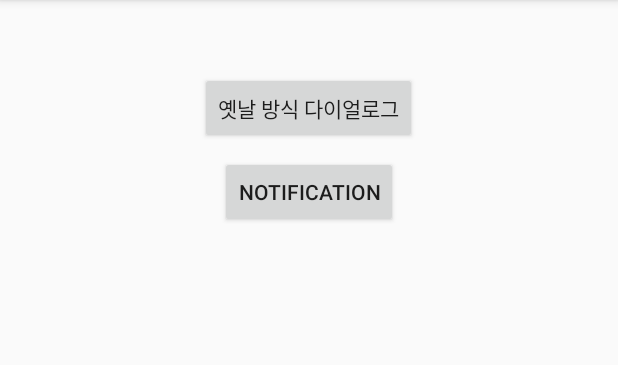
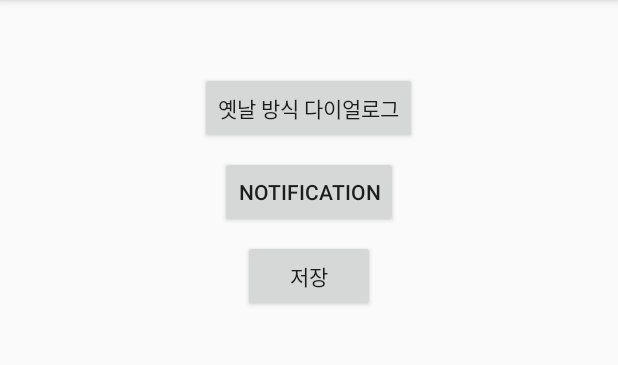
Before and after one commit to junsuk5/android_semin_1ki_exam, an Android app: the GusikDialogMainActivity screen opened directly, with no data from a screen before it, on a phone screen of 412 x 824 dp, the part 84-449 px from its top. Run offline under Robolectric (Android 15) with nearby library versions, the phone set to English and light mode, and no system bars.

```diff
--- a/app/src/main/java/com/example/recyclerviewexam/gusikdialog/GusikDialogMainActivity.kt
+++ b/app/src/main/java/com/example/recyclerviewexam/gusikdialog/GusikDialogMainActivity.kt
@@ -61,6 +61,13 @@ class GusikDialogMainActivity : AppCompatActivity() {
                         pendingIntent)
             }
         }
+
+        screenshot_button.setOnClickListener {
+            val bitmap = BitmapUtil.viewToBitmap(root_layout)
+
+            // 활용
+            val test = "test"
+        }
     }
 }
 
--- a/app/src/main/res/layout/activity_gusik_dialog.xml
+++ b/app/src/main/res/layout/activity_gusik_dialog.xml
@@ -4,6 +4,7 @@
     xmlns:tools="http://schemas.android.com/tools"
     android:layout_width="match_parent"
     android:layout_height="match_parent"
+    android:id="@+id/root_layout"
     tools:context=".gusikdialog.GusikDialogMainActivity">
 
     <Button
@@ -27,4 +28,14 @@
         app:layout_constraintEnd_toEndOf="parent"
         app:layout_constraintStart_toStartOf="parent"
         app:layout_constraintTop_toBottomOf="@+id/button" />
+
+    <Button
+        android:id="@+id/screenshot_button"
+        android:layout_width="wrap_content"
+        android:layout_height="wrap_content"
+        android:layout_marginTop="8dp"
+        android:text="저장"
+        app:layout_constraintEnd_toEndOf="parent"
+        app:layout_constraintStart_toStartOf="parent"
+        app:layout_constraintTop_toBottomOf="@+id/notification_button" />
 </android.support.constraint.ConstraintLayout>
```
Also changed, not shown: app/src/main/java/com/example/recyclerviewexam/gusikdialog/BitmapUtil.java (added, +16 -0 lines).
